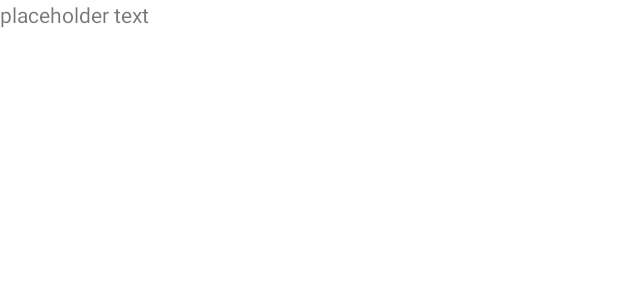
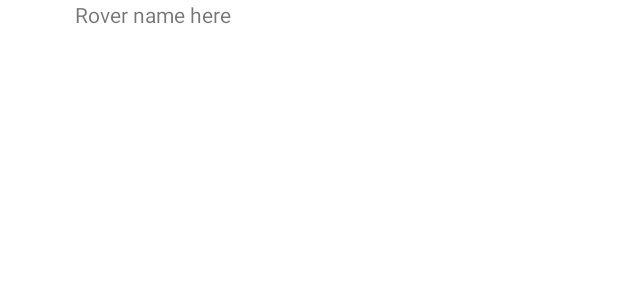
Before and after one commit to PlanetaryMarlin/Final_Project, an Android app: the layout mars_result.xml on its own in the app's theme, with its tools: preview values and no code run, on a phone screen of 412 x 824 dp. Shown: the top 300 px of the screen. Run offline under Robolectric (Android 15) with nearby library versions, the phone set to English and light mode, and no system bars; network calls fail.

```diff
--- a/app/build.gradle
+++ b/app/build.gradle
@@ -40,4 +40,5 @@ dependencies {
     testImplementation 'junit:junit:4.13.2'
     androidTestImplementation 'androidx.test.ext:junit:1.1.5'
     androidTestImplementation 'androidx.test.espresso:espresso-core:3.5.1'
+    implementation 'com.android.volley:volley:1.2.1'
 }
--- a/app/src/main/AndroidManifest.xml
+++ b/app/src/main/AndroidManifest.xml
@@ -1,6 +1,8 @@
 <?xml version="1.0" encoding="utf-8"?>
 <manifest xmlns:android="http://schemas.android.com/apk/res/android"
     xmlns:tools="http://schemas.android.com/tools">
+
+    <uses-permission android:name="android.permission.INTERNET"/>
 
     <application
         android:allowBackup="true"
--- a/app/src/main/res/layout/mars_result.xml
+++ b/app/src/main/res/layout/mars_result.xml
@@ -5,11 +5,18 @@
     android:layout_width="match_parent"
     android:layout_height="wrap_content">
 
+    <ImageView
+        android:id="@+id/imageView"
+        android:layout_width="50dp"
+        android:layout_height="50dp"
+        app:layout_constraintStart_toStartOf="parent"
+        app:layout_constraintTop_toTopOf="parent" />
+
     <TextView
-        android:id="@+id/testText"
+        android:id="@+id/roverText"
         android:layout_width="wrap_content"
         android:layout_height="wrap_content"
-        android:text="placeholder text"
-        app:layout_constraintStart_toStartOf="parent"
+        android:text="Rover name here"
+        app:layout_constraintStart_toEndOf="@+id/imageView"
         app:layout_constraintTop_toTopOf="parent" />
 </androidx.constraintlayout.widget.ConstraintLayout>
```
Also changed, not shown: app/src/main/java/com/example/final_project/Mars/MarsResult.java (added, +24 -0 lines), app/src/main/java/com/example/final_project/MarsActivity.java (+63 -12 lines).
